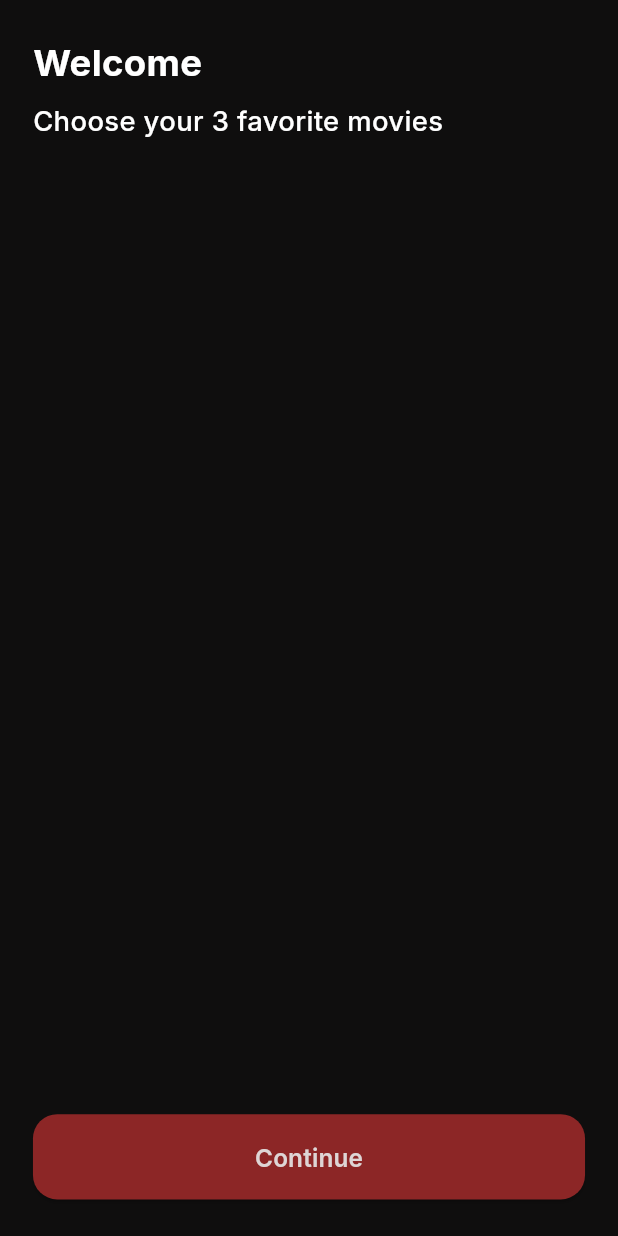
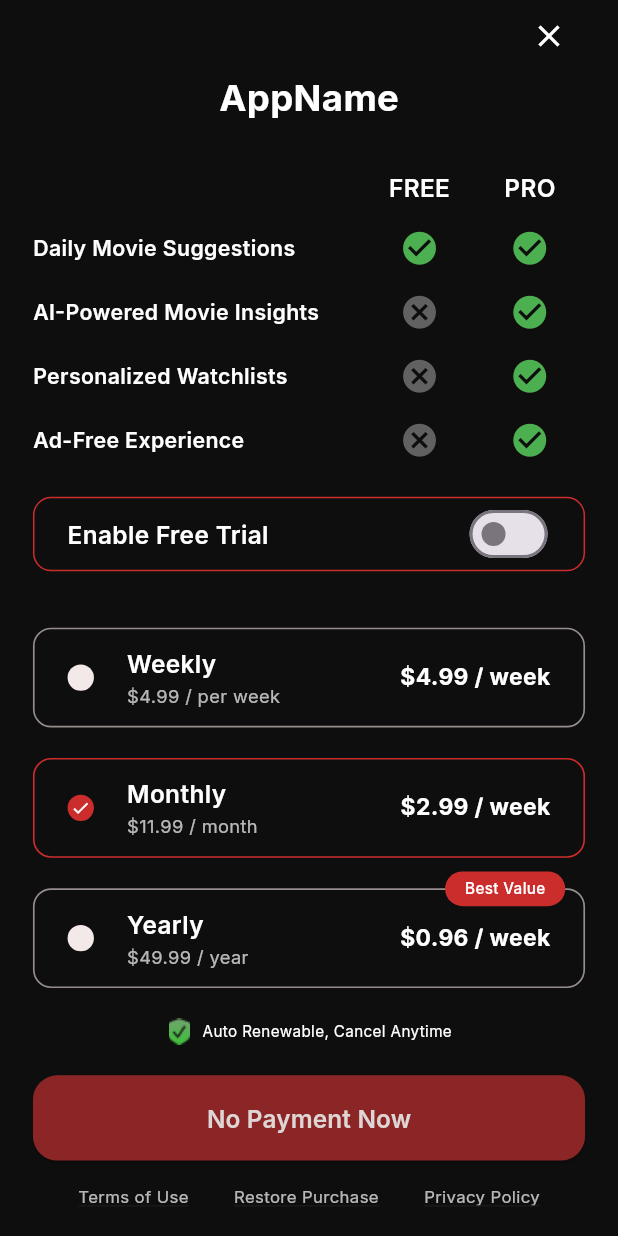
Before and after one commit to melihcakmak64/BobyAI-MovieApp, a Flutter app: the screen it shows after launch, on a phone screen of 412 x 824 dp. Run offline on Flutter 3.47's test engine with Material 3 defaults, Android fonts, the phone set to English and light mode, and no system bars; our stand-ins replace cached_network_image, dio, flutter_dotenv, flutter_mobx, flutter_screenutil, mobx; generated files the repository leaves out were written again.

Commit message:
payment view model and screens added.Variant a will be fixed

```diff
--- a/lib/core/constants/image_paths.dart
+++ b/lib/core/constants/image_paths.dart
@@ -1,3 +1,5 @@
 class AImage {
   static const appIcon = "assets/icons/ic_app.png";
+  static const protectIcon = "assets/icons/ic_protect.png";
+  static const paywallImage = "assets/images/img_paywall.png";
 }
--- a/lib/main.dart
+++ b/lib/main.dart
@@ -2,7 +2,7 @@ import 'package:flutter/material.dart';
 import 'package:flutter_dotenv/flutter_dotenv.dart';
 import 'package:flutter_screenutil/flutter_screenutil.dart';
 import 'package:movie_app_task/core/theme/app_theme.dart';
-import 'package:movie_app_task/view/splash/splash_screen.dart';
+import 'package:movie_app_task/view/payment/payment_screen.dart';
 
 Future<void> main() async {
   WidgetsFlutterBinding.ensureInitialized();
@@ -26,7 +26,7 @@ class MyApp extends StatelessWidget {
         return MaterialApp(
           debugShowCheckedModeBanner: false,
           theme: appTheme,
-          home: SplashScreen(),
+          home: PaywallScreen(),
         );
       },
     );
--- a/lib/view/payment/payment_screen.dart
+++ b/lib/view/payment/payment_screen.dart
@@ -0,0 +1,25 @@
+import 'package:flutter/material.dart';
+import 'package:flutter_mobx/flutter_mobx.dart';
+import 'package:movie_app_task/view/payment/variant_a_screen.dart';
+import 'package:movie_app_task/view/payment/variant_b_screen.dart';
+import 'package:movie_app_task/viewmodel/paywall_view_model.dart';
+
+class PaywallScreen extends StatelessWidget {
+  final PaywallViewModel viewModel = PaywallViewModel();
+
+  @override
+  Widget build(BuildContext context) {
+    return Scaffold(
+      body: Observer(
+        builder: (_) {
+          switch (viewModel.activeVariant) {
+            case PaywallVariant.variantA:
+              return VariantA(viewModel: viewModel);
+            case PaywallVariant.variantB:
+              return VariantB(viewModel: viewModel);
+          }
+        },
+      ),
+    );
+  }
+}
--- /dev/null
+++ b/lib/view/payment/variant_a_screen.dart
@@ -0,0 +1,242 @@
+import 'package:flutter/material.dart';
+import 'package:flutter_mobx/flutter_mobx.dart';
+import 'package:flutter_screenutil/flutter_screenutil.dart';
+import 'package:movie_app_task/core/constants/image_paths.dart';
+import 'package:movie_app_task/core/helpers/image_helper.dart';
+import 'package:movie_app_task/core/theme/app_colors.dart';
+import 'package:movie_app_task/core/widgets/custom_button.dart';
+import 'package:movie_app_task/view/payment/widgets/pricing_card_widget.dart';
+import 'package:movie_app_task/viewmodel/paywall_view_model.dart';
+
+class VariantA extends StatelessWidget {
+  final PaywallViewModel viewModel;
+  const VariantA({required this.viewModel});
+
+  @override
+  Widget build(BuildContext context) {
+    return SafeArea(
+      child: Padding(
+        padding: EdgeInsets.symmetric(horizontal: 20.w),
+        child: Column(
+          children: [
+            // Header
+            Align(
+              alignment: Alignment.topRight,
+              child: IconButton(
+                icon: Icon(Icons.close, color: Colors.white),
+                onPressed: () => Navigator.pop(context),
+              ),
+            ),
+
+            Column(
+              children: [
+                Text(
+                  "AppName",
+                  style: TextStyle(
+                    fontSize: 24.sp,
+                    fontWeight: FontWeight.w700,
+                    color: Colors.white,
+                  ),
+                ),
+
+                SizedBox(height: 30.h),
+
+                // Table Container
+                Column(
+                  spacing: 16.h,
+                  children: [
+                    Row(
+                      children: [
+                        Expanded(flex: 3, child: SizedBox()),
+                        Expanded(
+                          flex: 1,
+                          child: Center(
+                            child: Text(
+                              "FREE",
+                              style: TextStyle(
+                                fontSize: 16.sp,
+                                fontWeight: FontWeight.w600,
+                                color: Colors.white,
+                              ),
+                            ),
+                          ),
+                        ),
+                        Expanded(
+                          flex: 1,
+                          child: Center(
+                            child: Text(
+                              "PRO",
+                              style: TextStyle(
+                                fontSize: 16.sp,
+                                fontWeight: FontWeight.w600,
+                                color: Colors.white,
+                              ),
+                            ),
+                          ),
+                        ),
+                      ],
+                    ),
+
+                    _buildFeatureRow("Daily Movie Suggestions", true, true),
+                    _buildFeatureRow("AI-Powered Movie Insights", false, true),
+                    _buildFeatureRow("Personalized Watchlists", false, true),
+                    _buildFeatureRow("Ad-Free Experience", false, true),
+                  ],
+                ),
+
+                SizedBox(height: 24.h),
+
+                // Free Trial Toggle
+                Container(
+                  padding: EdgeInsets.symmetric(
+                    horizontal: 20.w,
+                    vertical: 8.h,
+                  ),
+                  decoration: BoxDecoration(
+                    border: Border.all(color: AppColors.redLight),
+                    borderRadius: BorderRadius.circular(12.r),
+                  ),
+                  child: Row(
+                    mainAxisAlignment: MainAxisAlignment.spaceBetween,
+                    children: [
+                      Text(
+                        "Enable Free Trial",
+                        style: TextStyle(
+                          fontSize: 16.sp,
+                          fontWeight: FontWeight.w600,
+                        ),
+                      ),
+                      Observer(
+                        builder: (_) => SizedBox(
+                          height: 31.h,
+                          width: 51.w,
+                          child: Switch(
+                            value: viewModel.isFreeTrialEnabled,
+                            onChanged: (val) => viewModel.toggleFreeTrial(val),
+                            activeThumbColor: AppColors.redLight,
+                          ),
+                        ),
+                      ),
+                    ],
+                  ),
+                ),
+
+                SizedBox(height: 37.h),
+
+                Observer(
+                  builder: (_) => Column(
+                    spacing: 20.h,
+                    children: viewModel.plans.map((plan) {
+                      return PricingCard(
+                        title: plan.title,
+                        subtitle: plan.subtitle,
+                        price: plan.price,
+                        badge: plan.badge,
+                        isSelected: viewModel.selectedPlan?.id == plan.id,
+                        onTap: () => viewModel.selectPlan(plan),
+                      );
+                    }).toList(),
+                  ),
+                ),
+
+                20.verticalSpace,
+
+                // Auto Renewable Text
+                Row(
+                  mainAxisAlignment: MainAxisAlignment.center,
+                  children: [
+                    ImageHelper.asset(
+                      AImage.protectIcon,
+                      fit: BoxFit.contain,
+                      width: 16.w,
+                      height: 16.w,
+                    ),
+                    6.horizontalSpace,
+                    Text(
+                      "Auto Renewable, Cancel Anytime",
+                      style: TextStyle(fontSize: 10.sp),
+                    ),
+                  ],
+                ),
+
+                SizedBox(height: 20.h),
+                CustomButton(
+                  text: "No Payment Now",
+                  onPressed: () => viewModel.purchaseSubscription(),
+                ),
+                SizedBox(height: 16.h),
+
+                // Footer Links
+                Row(
+                  mainAxisAlignment: MainAxisAlignment.spaceEvenly,
+                  children: [
+                    _buildFooterLink("Terms of Use"),
+                    _buildFooterLink("Restore Purchase"),
+                    _buildFooterLink("Privacy Policy"),
+                  ],
+                ),
+
+                SizedBox(height: 20.h),
+              ],
+            ),
+          ],
+        ),
+      ),
+    );
+  }
+
+  Widget _buildFeatureRow(String title, bool isFree, bool isPro) {
+    return Row(
+      children: [
+        // Feature Name
+        Expanded(
+          flex: 3,
+          child: Text(
+            title,
+            style: TextStyle(
+              color: Colors.white,
+              fontSize: 14.sp,
+              fontWeight: FontWeight.w600,
+            ),
+          ),
+        ),
+        // FREE Column
+        Expanded(
+          flex: 1,
+          child: Center(
+            child: Icon(
+              isFree ? Icons.check_circle : Icons.cancel,
+              color: isFree ? Colors.green : Colors.grey[700],
+              size: 24.w,
+            ),
+          ),
+        ),
+        // PRO Column
+        Expanded(
+          flex: 1,
+          child: Center(
+            child: Icon(
+              isPro ? Icons.check_circle : Icons.cancel,
+              color: isPro ? Colors.green : Colors.grey[700],
+              size: 24.w,
+            ),
+          ),
+        ),
+      ],
+    );
+  }
+
+  Widget _buildFooterLink(String text) {
+    return InkWell(
+      onTap: () {},
+      child: Text(
+        text,
+        style: TextStyle(
+          fontSize: 11.sp,
+          color: Colors.white70,
+          decoration: TextDecoration.underline,
+        ),
+      ),
+    );
+  }
+}
--- /dev/null
+++ b/lib/view/payment/widgets/pricing_card_widget.dart
@@ -0,0 +1,122 @@
+import 'package:flutter/material.dart';
+import 'package:flutter_screenutil/flutter_screenutil.dart';
+import 'package:movie_app_task/core/theme/app_colors.dart';
+
+enum BadgePosition { topRight, topCenter }
+
+class PricingCard extends StatelessWidget {
+  final String title;
+  final String subtitle;
+  final String price;
+  final String? badge;
+  final bool isSelected;
+  final VoidCallback onTap;
+  final BadgePosition badgePosition;
+
+  const PricingCard({
+    super.key,
+    required this.title,
+    required this.subtitle,
+    required this.price,
+    this.badge,
+    required this.isSelected,
+    required this.onTap,
+    this.badgePosition = BadgePosition.topRight,
+  });
+
+  @override
+  Widget build(BuildContext context) {
+    return InkWell(
+      onTap: onTap,
+      child: Stack(
+        clipBehavior: Clip.none,
+        children: [
+          Container(
+            padding: EdgeInsets.symmetric(vertical: 11.h, horizontal: 20.w),
+            decoration: BoxDecoration(
+              border: Border.all(
+                color: isSelected ? AppColors.redLight : AppColors.grayDark,
+                width: 1.w,
+              ),
+              borderRadius: BorderRadius.circular(12.r),
+            ),
+            child: Row(
+              children: [
+                Container(
+                  width: 16.w,
+                  height: 16.w,
+                  decoration: BoxDecoration(
+                    shape: BoxShape.circle,
+                    color: isSelected ? AppColors.redLight : AppColors.white,
+                  ),
+                  child: isSelected
+                      ? Icon(Icons.check, color: Colors.white, size: 12.w)
+                      : null,
+                ),
+                20.horizontalSpace,
+                Column(
+                  crossAxisAlignment: CrossAxisAlignment.start,
+                  children: [
+                    Row(
+                      children: [
+                        Text(
+                          title,
+                          style: TextStyle(
+                            fontSize: 16.sp,
+                            fontWeight: FontWeight.w600,
+                          ),
+                        ),
+                      ],
+                    ),
+                    SizedBox(height: 2.h),
+                    Text(
+                      subtitle,
+                      style: TextStyle(color: Colors.white70, fontSize: 12.sp),
+                    ),
+                  ],
+                ),
+                Spacer(),
+                Text(
+                  price,
+                  style: TextStyle(
+                    color: Colors.white,
+                    fontSize: 15.sp,
+                    fontWeight: FontWeight.bold,
+                  ),
+                ),
+              ],
+            ),
+          ),
+          if (badge != null)
+            Positioned(
+              top: -11.h,
+              right: badgePosition == BadgePosition.topRight ? 12.w : null,
+              left: badgePosition == BadgePosition.topCenter ? 1.sw / 3 : null,
+              child: Align(
+                alignment: badgePosition == BadgePosition.topCenter
+                    ? Alignment.topCenter
+                    : Alignment.topRight,
+                child: Container(
+                  padding: EdgeInsets.symmetric(
+                    horizontal: 12.w,
+                    vertical: 4.h,
+                  ),
+                  decoration: BoxDecoration(
+                    color: AppColors.redLight,
+                    borderRadius: BorderRadius.circular(12.r),
+                  ),
+                  child: Text(
+                    badge!,
+                    style: TextStyle(
+                      fontSize: 10.sp,
+                      fontWeight: FontWeight.w500,
+                    ),
+                  ),
+                ),
+              ),
+            ),
+        ],
+      ),
+    );
+  }
+}
--- /dev/null
+++ b/lib/viewmodel/paywall_view_model.dart
@@ -0,0 +1,74 @@
+import 'dart:math';
+
+import 'package:mobx/mobx.dart';
+import 'package:movie_app_task/data/model/subscription_model.dart';
+part 'paywall_view_model.g.dart';
+
+enum PaywallVariant { variantA, variantB }
+
+class PaywallViewModel = _PaywallViewModelBase with _$PaywallViewModel;
+
+abstract class _PaywallViewModelBase with Store {
+  @observable
+  PaywallVariant activeVariant = PaywallVariant.variantA;
+
+  @observable
+  bool isFreeTrialEnabled = false;
+
+  @observable
+  SubscriptionPlan? selectedPlan;
+  @observable
+  ObservableList<SubscriptionPlan> plans = ObservableList();
+
+  _PaywallViewModelBase() {
+    _determineVariant();
+    _initPlans();
+  }
+
+  @action
+  void _determineVariant() {
+    activeVariant = PaywallVariant.variantA;
+    return;
+    final random = Random();
+    activeVariant =
+        PaywallVariant.values[random.nextInt(PaywallVariant.values.length)];
+  }
+
+  @action
+  void _initPlans() {
+    plans.addAll([
+      SubscriptionPlan(
+        id: 0,
+        title: 'Weekly',
+        subtitle: '\$4.99 / per week',
+        price: '\$4.99 / week',
+      ),
+      SubscriptionPlan(
+        id: 1,
+        title: 'Monthly',
+        subtitle: '\$11.99 / month',
+        price: '\$2.99 / week',
+      ),
+      SubscriptionPlan(
+        id: 2,
+        title: 'Yearly',
+        subtitle: '\$49.99 / year',
+        price: '\$0.96 / week',
+        badge: 'Best Value',
+      ),
+    ]);
+
+    selectedPlan = plans.firstWhere((e) => e.id == 1);
+  }
+
+  @action
+  void toggleFreeTrial(bool value) => isFreeTrialEnabled = value;
+
+  @action
+  void selectPlan(SubscriptionPlan plan) {
+    selectedPlan = plan;
+  }
+
+  @action
+  void purchaseSubscription() {}
+}
--- a/pubspec.yaml
+++ b/pubspec.yaml
@@ -69,6 +69,7 @@ flutter:
   assets:
     - .env
     - assets/icons/
+    - assets/images/
 
   # An image asset can refer to one or more resolution-specific "variants", see
   # https://flutter.dev/to/resolution-aware-images
```
Also changed, not shown: lib/data/model/subscription_model.dart (added, +15 -0 lines), lib/view/payment/variant_b_screen.dart (added, +169 -0 lines), assets/icons/ic_protect.png (added), assets/images/img_paywall.png (added), lib/viewmodel/paywall_view_model.g.dart (added).
